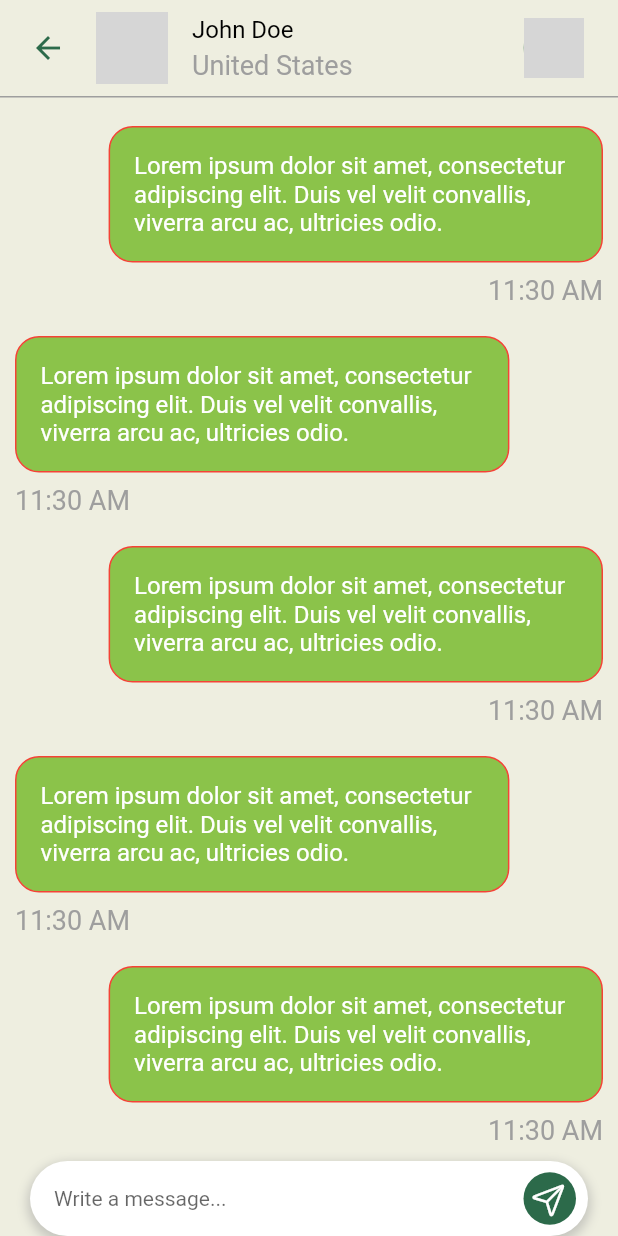
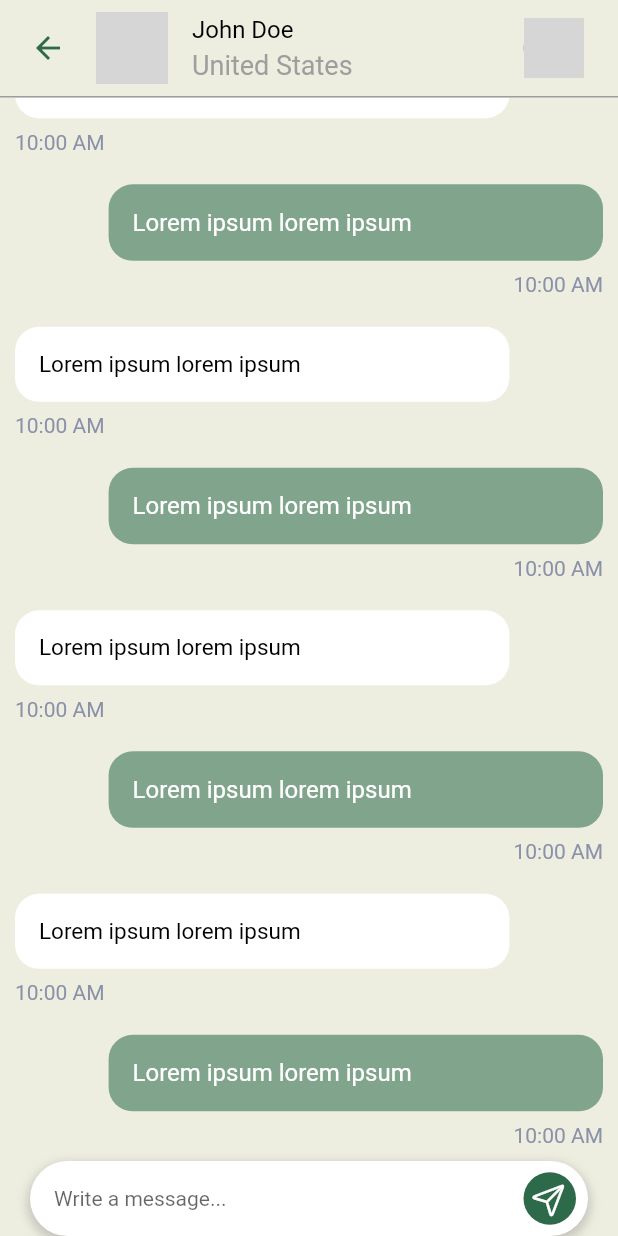
Before and after one commit to OscarCubeles/hundopt, a Flutter app: the IndividualChatScreen screen opened by its route, on a phone screen of 412 x 824 dp. Run offline on Flutter 3.47's test engine with Material 2 defaults, Android fonts, the phone set to English and light mode, and no system bars; our stand-ins replace flutter_easyloading, flutter_svg, get, getwidget, like_button, palette_generator and 4 more; accounts and stored records are empty; network calls fail; Roboto replaces fonts that are missing (DM Sans); grey boxes are pictures that could not be loaded.

```diff
--- /dev/null
+++ b/lib/models/shelter.dart
@@ -0,0 +1,6 @@
+class Shelter{
+  String name;
+  String email;
+  String phone;
+  Shelter({required this.name, required this.email, required this.phone});
+}
--- a/lib/modules/individual_chat/individual_chat_screen.dart
+++ b/lib/modules/individual_chat/individual_chat_screen.dart
@@ -7,6 +7,7 @@ import 'package:get/get_state_manager/src/simple/get_view.dart';
 import 'package:hundopt/modules/individual_chat/individual_chat_controller.dart';
 
 import '../../shared/constants/colors.dart';
+import '../../shared/widgets/chat_body.dart';
 
 class IndividualChatScreen extends GetView<IndividualChatController> {
   const IndividualChatScreen({super.key});
@@ -57,11 +58,14 @@ class IndividualChatScreen extends GetView<IndividualChatController> {
                   Spacer(),
                   Padding(
                     padding: EdgeInsets.fromLTRB(0, 0, 15, 0),
+                    child: GestureDetector(
                       child: CircleAvatar(
                         backgroundImage: NetworkImage(
                             'https://www.countryflags.io/us/flat/64.png'),
                         radius: 20,
                       ),
+                        onTap: controller.navigateToShelter,
+                    )
                   )
                 ],
               ),
@@ -71,75 +75,12 @@ class IndividualChatScreen extends GetView<IndividualChatController> {
               controller: controller.scrollController,
               itemCount: 20,
               itemBuilder: (context, index) {
-                if (index % 2 == 0) {
                 // received message
-                  return Padding(
-                    padding: const EdgeInsets.all(10),
-                    child: Align(
-                      alignment: Alignment.centerLeft,
-                      child: Column(
-                        crossAxisAlignment: CrossAxisAlignment.start,
-                        children: [
-                          Container(
-                            width: MediaQuery.of(context).size.width * 0.8,
-                            padding: EdgeInsets.all(16),
-                            decoration: BoxDecoration(
-                              color: Colors.lightGreen,
-                              borderRadius: BorderRadius.all(
-                                Radius.circular(16),
-                              ),
-                              border: Border.all(color: Colors.red),
-                            ),
-                            child: Text(
-                              'Lorem ipsum dolor sit amet, consectetur adipiscing elit. Duis vel velit convallis, viverra arcu ac, ultricies odio.',
-                              style:
-                                  TextStyle(fontSize: 16, color: Colors.white),
-                            ),
-                          ),
-                          SizedBox(height: 8),
-                          Text(
-                            '11:30 AM',
-                            style: TextStyle(color: Colors.grey),
-                          ),
-                        ],
-                      ),
-                    ),
+                return ChatBody(
+                  isOwnMessage: index % 2 == 0,
+                  hour: '10:00 AM',
+                  text: 'Lorem ipsum lorem ipsum',
                 );
-                } else {
-                  // sent message
-                  return Padding(
-                    padding: const EdgeInsets.all(10),
-                    child: Align(
-                      alignment: Alignment.centerRight,
-                      child: Column(
-                        crossAxisAlignment: CrossAxisAlignment.end,
-                        children: [
-                          Container(
-                            width: MediaQuery.of(context).size.width * 0.8,
-                            padding: EdgeInsets.all(16),
-                            decoration: BoxDecoration(
-                              color: Colors.lightGreen,
-                              borderRadius: BorderRadius.all(
-                                Radius.circular(16),
-                              ),
-                              border: Border.all(color: Colors.red),
-                            ),
-                            child: Text(
-                              'Lorem ipsum dolor sit amet, consectetur adipiscing elit. Duis vel velit convallis, viverra arcu ac, ultricies odio.',
-                              style:
-                                  TextStyle(fontSize: 16, color: Colors.white),
-                            ),
-                          ),
-                          SizedBox(height: 8),
-                          Text(
-                            '11:30 AM',
-                            style: TextStyle(color: Colors.grey),
-                          ),
-                        ],
-                      ),
-                    ),
-                  );
-                }
               },
             )),
             Container(
--- /dev/null
+++ b/lib/modules/shelter_profile/shelter_profile.dart
@@ -0,0 +1,3 @@
+export 'shelter_profile_binding.dart';
+export 'shelter_profile_controller.dart';
+export 'shelter_profile_screen.dart';
--- /dev/null
+++ b/lib/modules/shelter_profile/shelter_profile_binding.dart
@@ -0,0 +1,12 @@
+import 'package:get/get.dart';
+import 'package:hundopt/modules/shelter_profile/shelter_profile.dart';
+
+import '../home/home_controller.dart';
+
+class ShelterProfileBinding extends Bindings{
+  @override
+  void dependencies() {
+    Get.lazyPut(() => ShelterProfileController());
+  }
+
+}
--- a/lib/routes/app_pages.dart
+++ b/lib/routes/app_pages.dart
@@ -6,6 +6,7 @@ import 'package:hundopt/modules/modules.dart';
 import 'package:get/get.dart';
 import 'package:hundopt/modules/onboarding/onboarding.dart';
 import 'package:hundopt/modules/settings/settings.dart';
+import 'package:hundopt/modules/shelter_profile/shelter_profile.dart';
 
 part 'app_routes.dart';
 
@@ -84,5 +85,10 @@ class AppPages {
         binding: IndividualChatBinding(),
         transition: Transition.fadeIn,
         page: () => IndividualChatScreen()),
+    GetPage(
+        name: Routes.SHELTER_PROFILE,
+        binding: ShelterProfileBinding(),
+        transition: Transition.fadeIn,
+        page: () => ShelterProfileScreen()),
   ];
 }
--- a/lib/routes/app_routes.dart
+++ b/lib/routes/app_routes.dart
@@ -14,5 +14,6 @@ abstract class Routes {
   static const EDIT_PROFILE = '/edit_profile';
   static const DOG_INFO = '/dog_info';
   static const RESERVED_DOG = "/reserved";
-  static const INDIVIDUAL_CHAT = '/individual_cat';
+  static const INDIVIDUAL_CHAT = '/individual_chat';
+  static const SHELTER_PROFILE = '/shelter_profile';
 }
--- a/lib/shared/constants/colors.dart
+++ b/lib/shared/constants/colors.dart
@@ -21,6 +21,8 @@ class ColorConstants {
   static Color chatTextGray = Color(0xFF8A91A8);
   static Color warningRed = Color(0xFFE53434);
   static Color transparentWhite = Color(0x93FFFFFF);
+  static Color appChatMsg = Color(0x8F2C6A4A);
+  static Color chatTimestamp = Color(0x088A91A8);
   static const MaterialColor appMaterialColor = MaterialColor(
     0xFFE57373,
     <int, Color>{
--- a/lib/shared/constants/styles.dart
+++ b/lib/shared/constants/styles.dart
@@ -63,4 +63,11 @@ class Styles {
     color: ColorConstants.background,
     overflow: TextOverflow.ellipsis,
   );
+
+  static TextStyle timestampGray = TextStyle(
+    fontSize: 14,
+    fontWeight: FontWeight.normal,
+    color: ColorConstants.chatTextGray,
+    fontFamily: "DM Sans",
+  );
 }
--- a/lib/shared/widgets/app_bar.dart
+++ b/lib/shared/widgets/app_bar.dart
@@ -8,9 +8,12 @@ import '../constants/string_constants.dart';
 class MainAppBar extends StatelessWidget implements PreferredSizeWidget {
   final bool showSettings;
   final VoidCallback? onSettingsPressed;
+  final bool? showLike;
+  final VoidCallback? onLikePressed; // TODO: add like button here
+
 
   const MainAppBar(
-      {super.key, this.showSettings = false, this.onSettingsPressed});
+      {super.key, this.showSettings = false, this.onSettingsPressed, this.showLike, this.onLikePressed});
 
   @override
   Widget build(BuildContext context) {
@@ -43,6 +46,7 @@ class MainAppBar extends StatelessWidget implements PreferredSizeWidget {
     );
   }
 
+
   Widget settingsIcon() {
     return showSettings
         ? GestureDetector(
--- /dev/null
+++ b/lib/shared/widgets/chat_body.dart
@@ -0,0 +1,89 @@
+import 'package:flutter/cupertino.dart';
+import 'package:flutter/material.dart';
+
+import '../constants/colors.dart';
+import '../constants/styles.dart';
+
+class ChatBody extends StatelessWidget {
+  const ChatBody(
+      {super.key,
+      required this.isOwnMessage,
+      required this.hour,
+      required this.text});
+
+  final bool isOwnMessage;
+  final String hour;
+  final String text;
+
+  @override
+  Widget build(BuildContext context) {
+    double width = MediaQuery.of(context).size.width;
+    return isOwnMessage ? rcvMessageWidget(width) : ownMessageWidget(width);
+  }
+
+  Widget rcvMessageWidget(double width) {
+    return Padding(
+      padding: const EdgeInsets.all(10),
+      child: Align(
+        alignment: Alignment.centerLeft,
+        child: Column(
+          crossAxisAlignment: CrossAxisAlignment.start,
+          children: [
+            Container(
+              width: width * 0.8,
+              padding: EdgeInsets.all(16),
+              decoration: BoxDecoration(
+                color: Colors.white,
+                borderRadius: BorderRadius.all(
+                  Radius.circular(16),
+                ),
+              ),
+              child: Text(
+                text,
+                style: Styles.bodySmall,
+              ),
+            ),
+            SizedBox(height: 8),
+            Text(
+              hour,
+              style: Styles.timestampGray,
+            ),
+          ],
+        ),
+      ),
+    );
+  }
+
+  Widget ownMessageWidget(double width) {
+    return Padding(
+      padding: const EdgeInsets.all(10),
+      child: Align(
+        alignment: Alignment.centerRight,
+        child: Column(
+          crossAxisAlignment: CrossAxisAlignment.end,
+          children: [
+            Container(
+              width: width * 0.8,
+              padding: EdgeInsets.all(16),
+              decoration: BoxDecoration(
+                color: ColorConstants.appChatMsg,
+                borderRadius: BorderRadius.all(
+                  Radius.circular(16),
+                ),
+              ),
+              child: Text(
+                text,
+                style: TextStyle(fontSize: 16, color: Colors.white),
+              ),
+            ),
+            SizedBox(height: 8),
+            Text(
+              hour,
+              style: Styles.timestampGray,
+            ),
+          ],
+        ),
+      ),
+    );
+  }
+}
```
Also changed, not shown: lib/modules/individual_chat/individual_chat_controller.dart (+7 -0 lines), lib/modules/shelter_profile/shelter_profile_controller.dart (added, +13 -0 lines), lib/modules/shelter_profile/shelter_profile_screen.dart (added, +113 -0 lines). Lines whose indentation alone changed are shown as unchanged.
